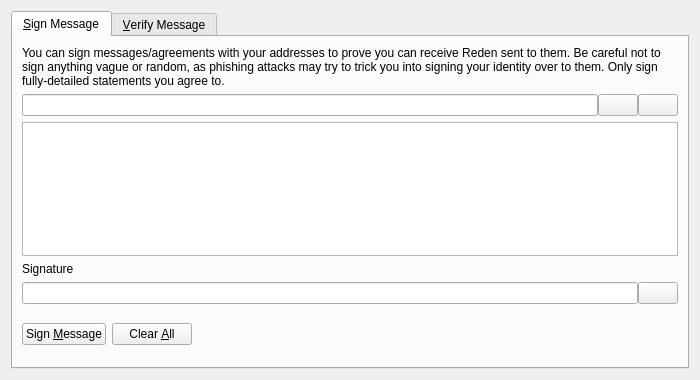
Qt form src/qt/forms/signverifymessagedialog.ui (reefcoin-io/reefcoin-1) before a commit.
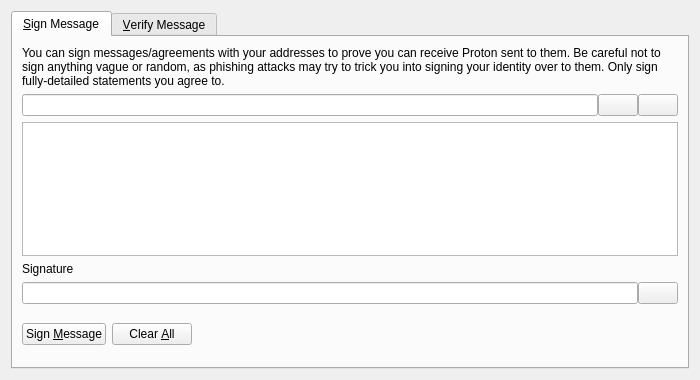
The same form after that commit. Custom widgets are drawn as their Qt base class.

Patch:
```diff
--- a/src/qt/forms/signverifymessagedialog.ui
+++ b/src/qt/forms/signverifymessagedialog.ui
@@ -30,7 +30,7 @@
        <item>
         <widget class="QLabel" name="infoLabel_SM">
          <property name="text">
-          <string>You can sign messages/agreements with your addresses to prove you can receive Reden sent to them. Be careful not to sign anything vague or random, as phishing attacks may try to trick you into signing your identity over to them. Only sign fully-detailed statements you agree to.</string>
+          <string>You can sign messages/agreements with your addresses to prove you can receive Proton sent to them. Be careful not to sign anything vague or random, as phishing attacks may try to trick you into signing your identity over to them. Only sign fully-detailed statements you agree to.</string>
          </property>
          <property name="textFormat">
           <enum>Qt::PlainText</enum>
```
Left out of the diff: 10 changed lines with no effect on the pictures.
